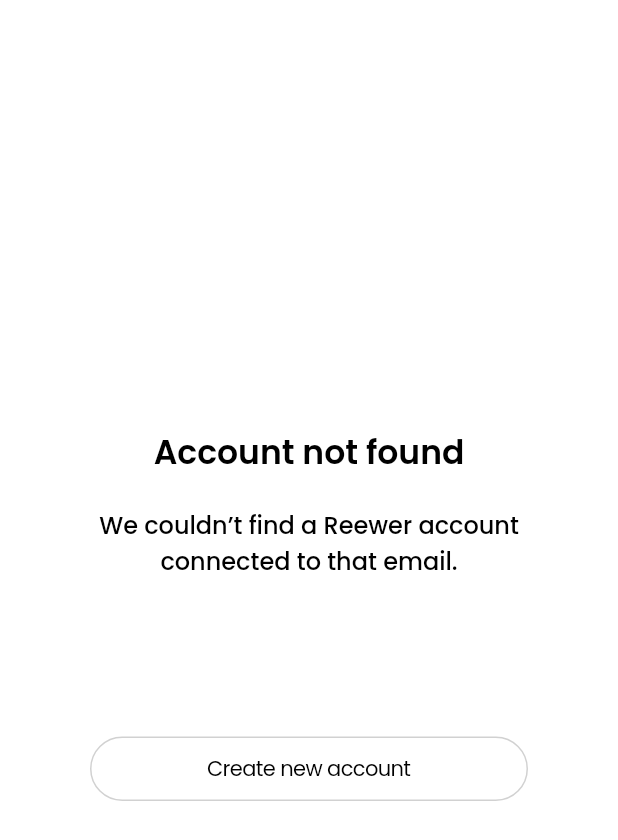
After one commit to AnkaZhgunova/-Reewer-App-, a Flutter app: the UnknownAccount screen opened by its route, on a phone screen of 412 x 824 dp. The commit adds this screen. Shown: the top 840 px of the screen. Run offline on Flutter 3.47's test engine with Material 2 defaults, Android fonts, the phone set to English and light mode, and no system bars; our stand-ins replace flutter_svg, google_fonts.

Commit message:
create unknown account page

```diff
--- a/lib/core/router/router.dart
+++ b/lib/core/router/router.dart
@@ -53,6 +53,10 @@ class AppRouter {
         {
           return splashBuilder(LoginPage(), settings);
         }
+      case UnknownAccount.routeName:
+        {
+          return splashBuilder(UnknownAccount(), settings);
+        }
       default:
         return builder(Container(), settings);
     }
--- a/lib/presentation/authorization_pages/login_page.dart
+++ b/lib/presentation/authorization_pages/login_page.dart
@@ -1,6 +1,7 @@
 import 'dart:io' show Platform;
 
 import 'package:flutter/material.dart';
+import 'package:reewer_app/presentation/export.dart';
 import 'package:reewer_app/shared/export.dart';
 import 'package:reewer_app/utils/validator.dart';
 
@@ -115,7 +116,14 @@ class _LoginPageState extends State<LoginPage> {
                   builder: (BuildContext context, bool value, Widget? child) {
                     return AppButton(
                       buttonText: 'Send a code',
-                      onTap: value ? () {} : null,
+                      onTap: value
+                          ? () {
+                              Navigator.pushNamed(
+                                context,
+                                UnknownAccount.routeName,
+                              );
+                            }
+                          : null,
                     );
                   },
                 ),
--- /dev/null
+++ b/lib/presentation/authorization_pages/unknown_account.dart
@@ -0,0 +1,42 @@
+import 'package:flutter/material.dart';
+import 'package:reewer_app/shared/export.dart';
+
+class UnknownAccount extends StatelessWidget {
+  static const routeName = '/unknown_account';
+  const UnknownAccount({Key? key}) : super(key: key);
+
+  @override
+  Widget build(BuildContext context) {
+    return Scaffold(
+      backgroundColor: AppColors.white,
+      body: Padding(
+        padding: const EdgeInsets.symmetric(horizontal: 40),
+        child: Column(
+          mainAxisAlignment: MainAxisAlignment.center,
+          crossAxisAlignment: CrossAxisAlignment.center,
+          children: [
+            Text(
+              'Account not found',
+              style: AppTextStyles.black22SemiBold600,
+            ),
+            SizedBox(
+              height: 20,
+            ),
+            Text(
+              'We couldn’t find a Reewer account connected to that email.',
+              style: AppTextStyles.black16Medium500,
+              textAlign: TextAlign.center,
+            ),
+            SizedBox(
+              height: 100,
+            ),
+            RoundButton(
+              buttonText: 'Create new account',
+              padding: EdgeInsets.symmetric(horizontal: 20),
+            ),
+          ],
+        ),
+      ),
+    );
+  }
+}
--- a/lib/presentation/export.dart
+++ b/lib/presentation/export.dart
@@ -1 +1,2 @@
 export 'authorization_pages/login_page.dart';
+export 'authorization_pages/unknown_account.dart';
--- a/lib/shared/export.dart
+++ b/lib/shared/export.dart
@@ -4,5 +4,6 @@ export 'styles/colors.dart';
 export 'styles/text_styles.dart';
 export 'ui-kit/buttons/app_button.dart';
 export 'ui-kit/buttons/app_text_button.dart';
+export 'ui-kit/buttons/round_button.dart';
 export 'ui-kit/buttons/sign_in_button.dart';
 export 'ui-kit/inputs/app_textfield.dart';
--- /dev/null
+++ b/lib/shared/ui-kit/buttons/round_button.dart
@@ -0,0 +1,54 @@
+import 'package:flutter/cupertino.dart';
+import 'package:flutter_svg/flutter_svg.dart';
+import 'package:reewer_app/shared/export.dart';
+
+class RoundButton extends StatelessWidget {
+  final String buttonText;
+  final VoidCallback? onPressed;
+  final String? icon;
+  final EdgeInsets padding;
+  const RoundButton({
+    required this.buttonText,
+    this.icon,
+    this.onPressed,
+    this.padding = EdgeInsets.zero,
+    Key? key,
+  }) : super(key: key);
+
+  @override
+  Widget build(BuildContext context) {
+    return CupertinoButton(
+      padding: padding,
+      onPressed: onPressed,
+      child: Container(
+        padding: EdgeInsets.symmetric(vertical: 10),
+        margin: EdgeInsets.symmetric(vertical: 5),
+        decoration: BoxDecoration(
+          color: AppColors.white,
+          borderRadius: BorderRadius.circular(44),
+          border: Border.all(
+            color: AppColors.greyBorder,
+          ),
+        ),
+        child: Row(
+          mainAxisAlignment: MainAxisAlignment.center,
+          children: [
+            if (icon != null)
+              Row(
+                children: [
+                  SvgPicture.asset(icon!),
+                  const SizedBox(width: 10),
+                ],
+              )
+            else
+              SizedBox(),
+            Text(
+              buttonText,
+              style: AppTextStyles.black14Medium400,
+            ),
+          ],
+        ),
+      ),
+    );
+  }
+}
```
